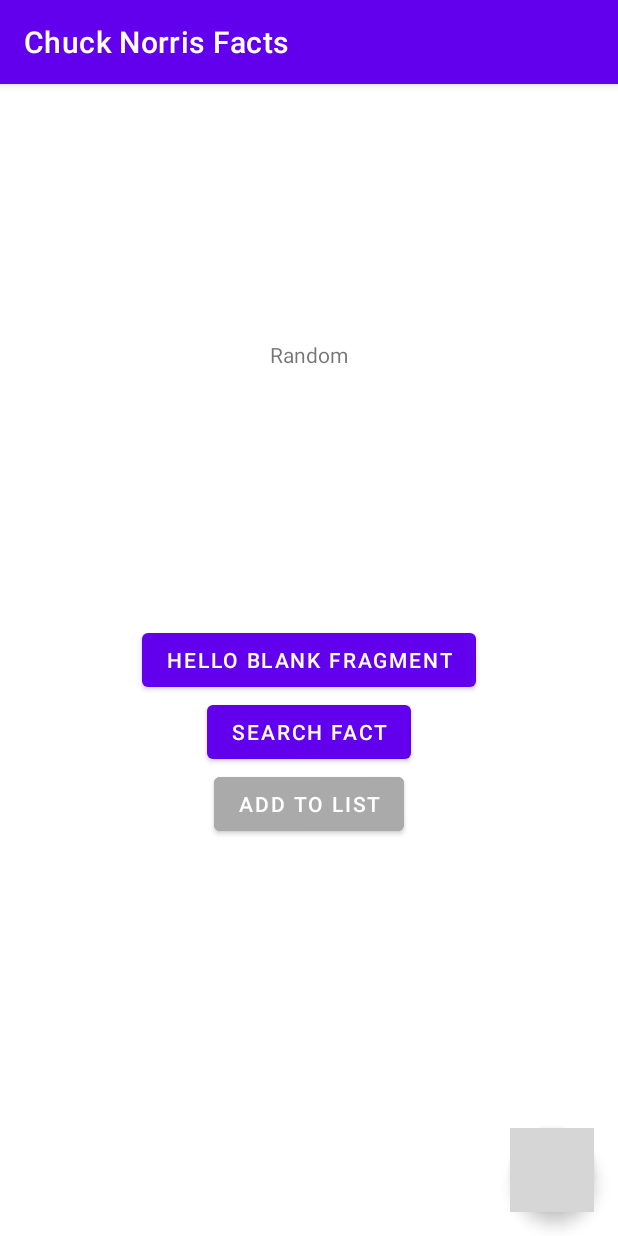
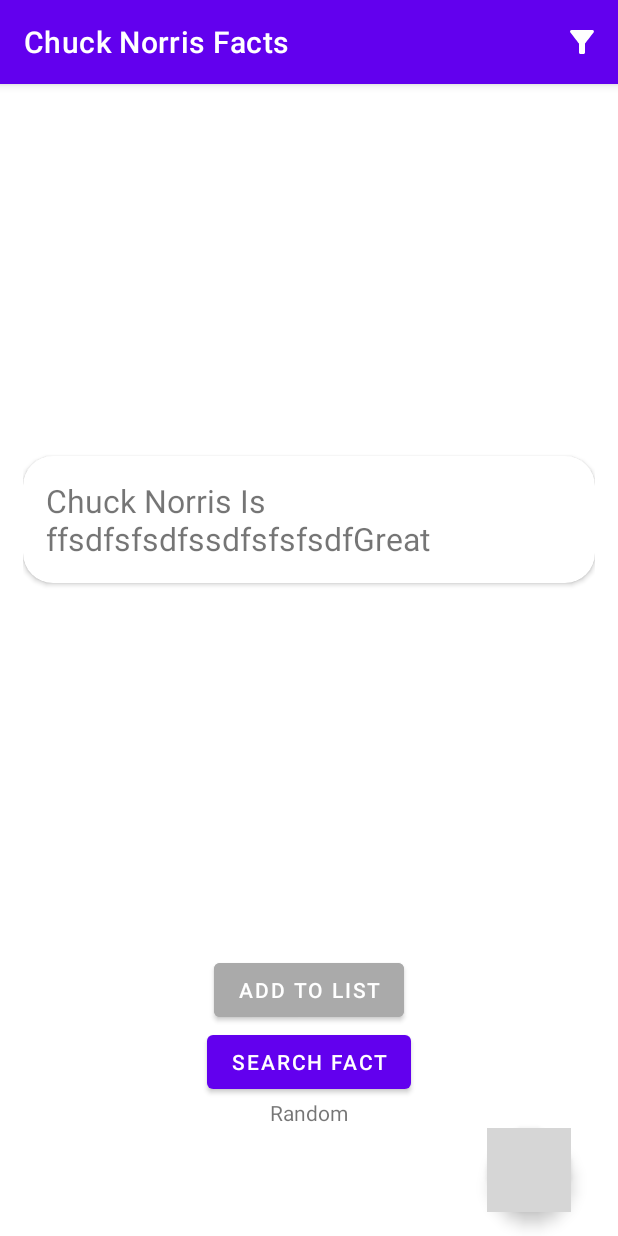
Before and after one commit to rafael-cagliari/chuck-norris-facts-app, an Android app: the SearchFactFragment screen opened through its navigation route, on a phone screen of 412 x 824 dp. Run offline under Robolectric (Android 15) with nearby library versions, the phone set to English and light mode, and no system bars; our stand-ins replace Room's generated code, RxJava; grey boxes are pictures that could not be loaded.

Commit message:
-simplified the search fact fragment code
-implemented a functions for checking if the fact string contains more than 80 characters, and if so, changing the text size

```diff
--- a/app/src/main/java/com/rafael/chuck_norris/MainActivity.kt
+++ b/app/src/main/java/com/rafael/chuck_norris/MainActivity.kt
@@ -23,6 +23,7 @@ class MainActivity() : AppCompatActivity() {
             .findFragmentById(R.id.navigation_fragment) as NavHostFragment
         navController = navHostFragment.navController
 
+
         val mockChuckNorrisFact: ChuckNorrisFact = ChuckNorrisFact(
             id = "469879812sdasdasd",
             categories = listOf("dev"),
@@ -34,4 +35,5 @@ class MainActivity() : AppCompatActivity() {
     override fun onSupportNavigateUp(): Boolean {
         return navController.navigateUp() || super.onSupportNavigateUp()
     }
+
 }
--- a/app/src/main/java/com/rafael/chuck_norris/BottomSheetFragment.kt
+++ b/app/src/main/java/com/rafael/chuck_norris/fragments/BottomSheetFragment.kt
@@ -1,4 +1,4 @@
-package com.rafael.chuck_norris
+package com.rafael.chuck_norris.fragments
 
 import android.os.Bundle
 import android.view.LayoutInflater
@@ -24,7 +24,7 @@ class BottomSheetFragment : BottomSheetDialogFragment() {
         binding = fragmentBinding
 
 
-        binding.chipRandom.setOnClickListener { searchFactViewModel._category.value= null}
+        binding.chipRandom.setOnClickListener { searchFactViewModel._category.value= ""}
         binding.chipAnimal.setOnClickListener { searchFactViewModel._category.value= binding.chipAnimal.text.toString()}
         binding.chipCelebrity.setOnClickListener { searchFactViewModel._category.value= binding.chipCelebrity.text.toString()}
         binding.chipDev.setOnClickListener { searchFactViewModel._category.value= binding.chipDev.text.toString()}
--- /dev/null
+++ b/app/src/main/res/drawable/ic_baseline_filter_alt_24.xml
@@ -0,0 +1,5 @@
+<vector android:height="24dp" android:tint="#FFFFFF"
+    android:viewportHeight="24" android:viewportWidth="24"
+    android:width="24dp" xmlns:android="http://schemas.android.com/apk/res/android">
+    <path android:fillColor="@android:color/white" android:pathData="M4.25,5.61C6.27,8.2 10,13 10,13v6c0,0.55 0.45,1 1,1h2c0.55,0 1,-0.45 1,-1v-6c0,0 3.72,-4.8 5.74,-7.39C20.25,4.95 19.78,4 18.95,4H5.04C4.21,4 3.74,4.95 4.25,5.61z"/>
+</vector>
--- a/app/src/main/res/layout/fragment_bottom_sheet.xml
+++ b/app/src/main/res/layout/fragment_bottom_sheet.xml
@@ -6,7 +6,7 @@
     android:id="@+id/categoriesChipGroup"
 
     xmlns:app="http://schemas.android.com/apk/res-auto"
-    tools:context=".BottomSheetFragment">
+    tools:context=".fragments.BottomSheetFragment">
 
     <com.google.android.material.chip.ChipGroup
         android:layout_width="wrap_content"
--- a/app/src/main/res/layout/fragment_search_fact.xml
+++ b/app/src/main/res/layout/fragment_search_fact.xml
@@ -1,22 +1,36 @@
 <?xml version="1.0" encoding="utf-8"?>
-<androidx.constraintlayout.widget.ConstraintLayout
-    xmlns:android="http://schemas.android.com/apk/res/android"
+<androidx.constraintlayout.widget.ConstraintLayout xmlns:android="http://schemas.android.com/apk/res/android"
     xmlns:app="http://schemas.android.com/apk/res-auto"
     xmlns:tools="http://schemas.android.com/tools"
     android:layout_width="match_parent"
     android:layout_height="match_parent"
+    android:paddingHorizontal="15dp"
     tools:context=".fragments.SearchFactFragment">
 
 
-    <TextView
-        android:id="@+id/retrievedFact"
+    <androidx.cardview.widget.CardView
+        android:id="@+id/retrievedFactCard"
         android:layout_width="wrap_content"
         android:layout_height="wrap_content"
-        android:layout_marginTop="10dp"
-        android:text=""
+        app:cardCornerRadius="20dp"
+        app:layout_constraintBottom_toTopOf="@+id/addFactToDatabase"
         app:layout_constraintEnd_toEndOf="parent"
         app:layout_constraintStart_toStartOf="parent"
-        app:layout_constraintTop_toTopOf="parent" />
+        app:layout_constraintTop_toTopOf="parent">
+
+        <TextView
+            android:id="@+id/retrievedFactText"
+            android:layout_width="wrap_content"
+            android:layout_height="wrap_content"
+            android:layout_margin="15dp"
+
+            android:gravity="start"
+            android:text="Chuck Norris Is ffsdfsfsdfssdfsfsfsdfGreat"
+            android:textSize="21sp"
+            app:layout_constraintEnd_toEndOf="parent"
+            app:layout_constraintStart_toStartOf="parent"
+            app:layout_constraintTop_toTopOf="parent" />
+    </androidx.cardview.widget.CardView>
 
 
     <TextView
@@ -24,40 +38,33 @@
         android:layout_width="wrap_content"
         android:layout_height="wrap_content"
         android:text="Random"
-        app:layout_constraintBottom_toTopOf="@+id/bottomSheet"
+        android:layout_marginStart="10dp"
+        android:layout_marginEnd="10dp"
         app:layout_constraintEnd_toEndOf="parent"
         app:layout_constraintStart_toStartOf="parent"
-        app:layout_constraintTop_toTopOf="parent" />
+        app:layout_constraintTop_toBottomOf="@+id/searchFact" />
 
-    <Button
-        android:id="@+id/bottomSheet"
-        android:layout_width="wrap_content"
-        android:layout_height="wrap_content"
-        android:text="@string/hello_blank_fragment"
-        app:layout_constraintBottom_toBottomOf="parent"
-        app:layout_constraintEnd_toEndOf="parent"
-        app:layout_constraintStart_toStartOf="parent"
-        app:layout_constraintTop_toTopOf="parent" />
 
     <Button
         android:id="@+id/searchFact"
         android:layout_width="wrap_content"
         android:layout_height="wrap_content"
+        android:layout_marginBottom="20dp"
         android:text="SEARCH FACT"
+        app:layout_constraintBottom_toTopOf="@+id/returnToList"
         app:layout_constraintEnd_toEndOf="parent"
-        app:layout_constraintStart_toStartOf="parent"
-        app:layout_constraintTop_toBottomOf="@+id/bottomSheet" />
+        app:layout_constraintStart_toStartOf="parent" />
 
     <Button
         android:id="@+id/addFactToDatabase"
         android:layout_width="wrap_content"
         android:layout_height="wrap_content"
         android:backgroundTint="#aaaaaa"
+        android:clickable="false"
         android:text="Add to List"
+        app:layout_constraintBottom_toTopOf="@+id/searchFact"
         app:layout_constraintEnd_toEndOf="parent"
-        android:clickable="false"
-        app:layout_constraintStart_toStartOf="parent"
-        app:layout_constraintTop_toBottomOf="@+id/searchFact" />
+        app:layout_constraintStart_toStartOf="parent" />
 
     <com.google.android.material.floatingactionbutton.FloatingActionButton
         android:id="@+id/returnToList"
@@ -65,8 +72,8 @@
         android:layout_height="wrap_content"
         android:layout_marginEnd="16dp"
         android:layout_marginBottom="16dp"
+        android:src="@drawable/ic_baseline_check_24"
         android:tintMode="@null"
-        android:src="@drawable/ic_baseline_check_24"
         app:layout_constraintBottom_toBottomOf="parent"
         app:layout_constraintEnd_toEndOf="parent" />
 
@@ -75,10 +82,9 @@
         style="?android:attr/progressBarStyle"
         android:layout_width="wrap_content"
         android:layout_height="wrap_content"
-        app:layout_constraintBottom_toTopOf="@+id/bottomSheet"
+        android:visibility="gone"
         app:layout_constraintEnd_toEndOf="parent"
         app:layout_constraintStart_toStartOf="parent"
-        android:visibility="gone"
         app:layout_constraintTop_toBottomOf="@+id/selectedCategory" />
 
 </androidx.constraintlayout.widget.ConstraintLayout>
--- /dev/null
+++ b/app/src/main/res/menu/menu.xml
@@ -0,0 +1,9 @@
+<?xml version="1.0" encoding="utf-8"?>
+<menu xmlns:android="http://schemas.android.com/apk/res/android"
+    xmlns:app="http://schemas.android.com/apk/res-auto">
+    <item
+        android:icon="@drawable/ic_baseline_filter_alt_24"
+        app:showAsAction="ifRoom"
+        android:id="@+id/filter"
+        android:title="filter" />
+</menu>
--- a/app/src/main/res/navigation/nav_graph.xml
+++ b/app/src/main/res/navigation/nav_graph.xml
@@ -28,7 +28,7 @@
     </fragment>
     <dialog
         android:id="@+id/bottomSheetFragment"
-        android:name="com.rafael.chuck_norris.BottomSheetFragment"
+        android:name="com.rafael.chuck_norris.fragments.BottomSheetFragment"
         android:label="fragment_bottom_sheet"
         tools:layout="@layout/fragment_bottom_sheet" >
         <action
```
Also changed, not shown: app/src/main/java/com/rafael/chuck_norris/fragments/SearchFactFragment.kt (+106 -39 lines).
